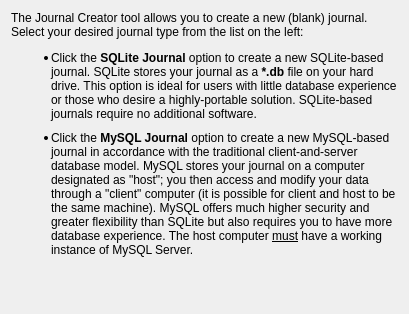
Above: ui/journalcreatorcoverpage.ui from pwizard2/robojournal before the change. Below: the same form after it.
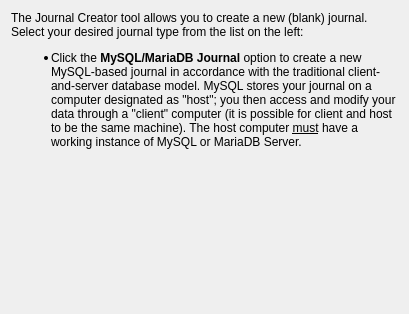
That is the form after the change.

Commit message: concealed all references to SQLite i nthe program interface. This is temporary for the 0.5 release; this code wil lbe re-enabled in 0.6

What changed in the file:
```diff
--- a/ui/journalcreatorcoverpage.ui
+++ b/ui/journalcreatorcoverpage.ui
@@ -34,8 +34,8 @@
 p, li { white-space: pre-wrap; }
 &lt;/style&gt;&lt;/head&gt;&lt;body&gt;
 &lt;p style=&quot; margin-top:12px; margin-bottom:12px; margin-left:0px; margin-right:0px; -qt-block-indent:0; text-indent:0px;&quot;&gt;The Journal Creator tool allows you to create a new (blank) journal. Select your desired journal type from the list on the left:&lt;/p&gt;
-&lt;ul style=&quot;margin-top: 0px; margin-bottom: 0px; margin-left: 0px; margin-right: 0px; -qt-list-indent: 1;&quot;&gt;&lt;li  style=&quot; margin-top:12px; margin-bottom:10px; margin-left:0px; margin-right:0px; -qt-block-indent:0; text-indent:0px;&quot;&gt;Click the &lt;span style=&quot; font-weight:600;&quot;&gt;SQLite Journal&lt;/span&gt; option to create a new SQLite-based journal. SQLite stores your journal as a &lt;span style=&quot; font-weight:600;&quot;&gt;*.db&lt;/span&gt; file on your hard drive. This option is ideal for users with little database experience or those who desire a highly-portable solution. SQLite-based journals require no additional software.&lt;/li&gt;
-&lt;li  style=&quot; margin-top:0px; margin-bottom:12px; margin-left:0px; margin-right:0px; -qt-block-indent:0; text-indent:0px;&quot;&gt;Click the &lt;span style=&quot; font-weight:600;&quot;&gt;MySQL Journal&lt;/span&gt; option to create a new MySQL-based journal in accordance with the traditional client-and-server database model. MySQL stores your journal on a computer designated as &amp;quot;host&amp;quot;; you then access and modify your data through a &amp;quot;client&amp;quot; computer (it is possible for client and host to be the same machine). MySQL offers much higher security and greater flexibility than SQLite but also requires you to have more database experience. The host computer &lt;span style=&quot; text-decoration: underline;&quot;&gt;must&lt;/span&gt; have a working instance of MySQL Server.&lt;/li&gt;&lt;/ul&gt;&lt;/body&gt;&lt;/html&gt;</string>
+&lt;ul style=&quot;margin-top: 0px; margin-bottom: 0px; margin-left: 0px; margin-right: 0px; -qt-list-indent: 1;&quot;&gt;
+&lt;li  style=&quot; margin-top:0px; margin-bottom:12px; margin-left:0px; margin-right:0px; -qt-block-indent:0; text-indent:0px;&quot;&gt;Click the &lt;span style=&quot; font-weight:600;&quot;&gt;MySQL/MariaDB Journal&lt;/span&gt; option to create a new MySQL-based journal in accordance with the traditional client-and-server database model. MySQL stores your journal on a computer designated as &amp;quot;host&amp;quot;; you then access and modify your data through a &amp;quot;client&amp;quot; computer (it is possible for client and host to be the same machine). The host computer &lt;span style=&quot; text-decoration: underline;&quot;&gt;must&lt;/span&gt; have a working instance of MySQL or MariaDB Server.&lt;/li&gt;&lt;/ul&gt;&lt;/body&gt;&lt;/html&gt;</string>
      </property>
      <property name="scaledContents">
       <bool>true</bool>
```
The commit also changes 13 other files.
